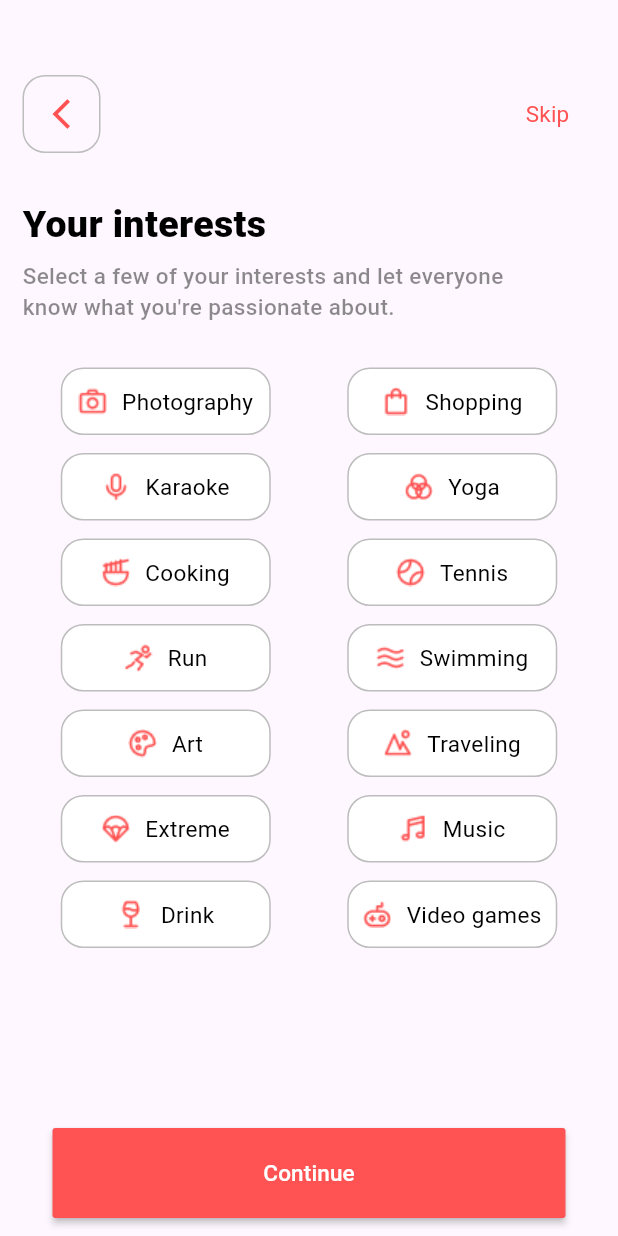
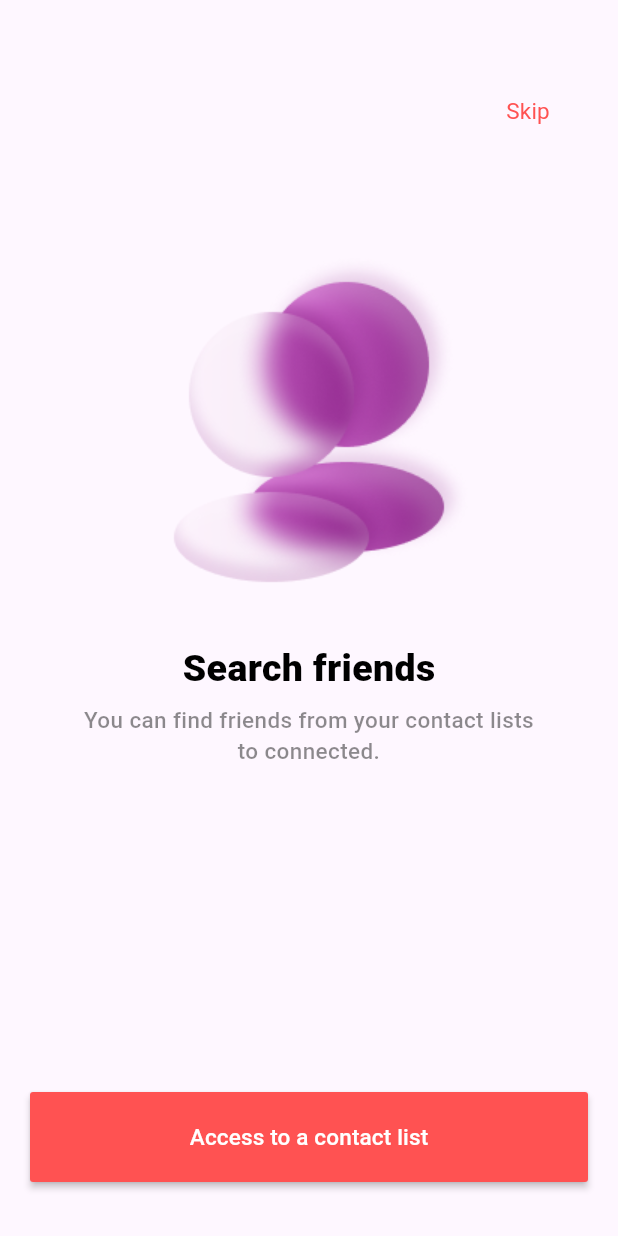
Before and after one commit to shahadat-coder/Dating-App, a Flutter app: the InterestScreen screen opened directly, after a tap on "Continue", on a phone screen of 412 x 824 dp. Run offline on Flutter 3.47's test engine with Material 3 defaults, Android fonts, the phone set to English and light mode, and no system bars; our stand-ins replace fan_carousel_image_slider, get, intl_phone_field, lottie, pin_code_fields.

Commit message:
tow screen have added

```diff
--- a/lib/UI/screens/Interest_Screen.dart
+++ b/lib/UI/screens/Interest_Screen.dart
@@ -1,4 +1,5 @@
 import 'package:dating_app/UI/screens/Gender_screen.dart';
+import 'package:dating_app/UI/screens/searchFriends_screen.dart';
 import 'package:dating_app/widgets/backButton.dart';
 import 'package:dating_app/widgets/button_widget.dart';
 import 'package:dating_app/widgets/interests_category.dart';
@@ -52,7 +53,9 @@ class _InterestScreenState extends State<InterestScreen> {
               const SizedBox(height: 30,),
               const InterestsCategory(),
               const SizedBox(height: 100,),
-              Button(label: "Continue", onPressed: (){}),
+              Button(label: "Continue", onPressed: (){
+                Get.to(const SearchFriendsScreen());
+              }),
 
 
             ],
--- /dev/null
+++ b/lib/UI/screens/searchFriends_screen.dart
@@ -0,0 +1,59 @@
+import 'package:dating_app/UI/screens/notification_screen.dart';
+import 'package:dating_app/widgets/button_widget.dart';
+import 'package:dating_app/widgets/skipButton.dart';
+import 'package:flutter/material.dart';
+import 'package:get/get.dart';
+
+class SearchFriendsScreen extends StatefulWidget {
+  const SearchFriendsScreen({super.key});
+
+  @override
+  State<SearchFriendsScreen> createState() => _SearchFriendsScreenState();
+}
+
+class _SearchFriendsScreenState extends State<SearchFriendsScreen> {
+  @override
+  Widget build(BuildContext context) {
+    return Scaffold(
+      body: Padding(
+        padding: const EdgeInsets.only(top: 50,),
+        child: Column(
+          mainAxisAlignment: MainAxisAlignment.start,
+          crossAxisAlignment: CrossAxisAlignment.start,
+          children: [
+            const Padding(
+              padding: EdgeInsets.only(left: 320),
+              child: SkipButton(),
+            ),
+            const SizedBox(height: 70,),
+            Center(child: Image.asset('assets/images/people.png',height: 240,width: 240,)),
+            const SizedBox(height: 20,),
+            const Center(
+              child: Text("Search friends",style: TextStyle(
+                fontWeight: FontWeight.w900,
+                fontSize: 25,
+                color: Colors.black,
+              ),),
+            ),
+            const SizedBox(height: 5,),
+            const Align(
+              alignment: Alignment.center,
+              child: Text("You can find friends from your contact lists\nto connected.",
+                textAlign: TextAlign.center,
+                style: TextStyle(
+                  color: Colors.black45,
+                  fontWeight: FontWeight.w500,
+                  fontSize: 15,
+                ),),
+            ),
+            const Spacer(),
+            Button(label: 'Access to a contact list', onPressed: () {
+              Get.to(const NotificationScreen());
+            },),
+            const SizedBox(height: 16,),
+          ],
+        ),
+      ),
+    );
+  }
+}
```
Also changed, not shown: lib/UI/screens/notification_screen.dart (added, +57 -0 lines), assets/images/chat.png (added), assets/images/people.png (added).
